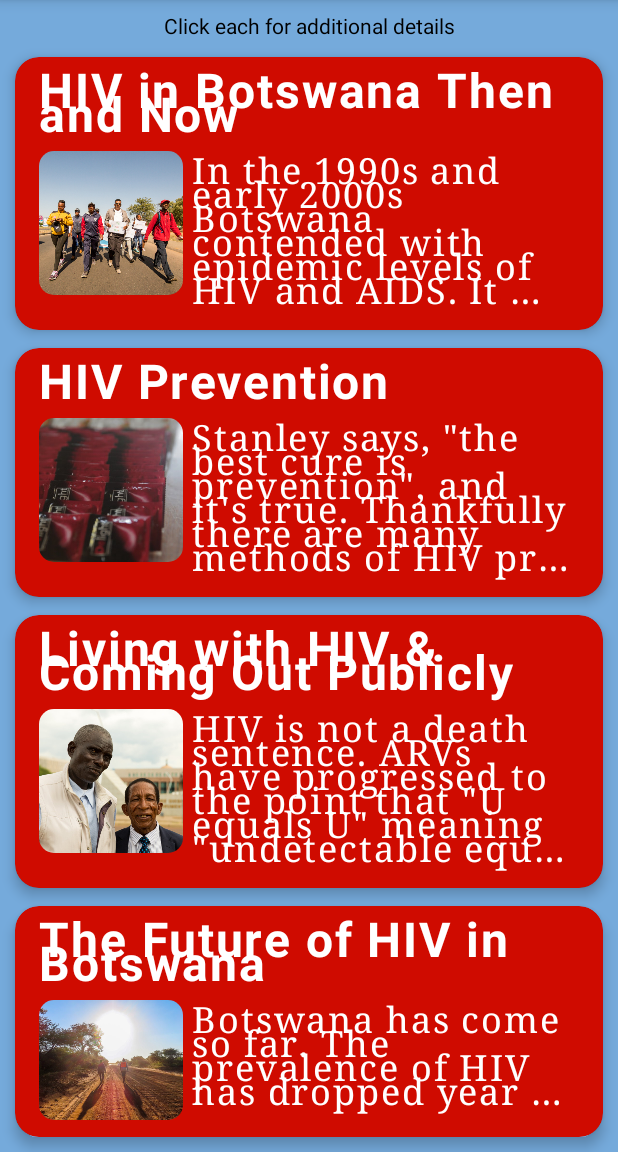
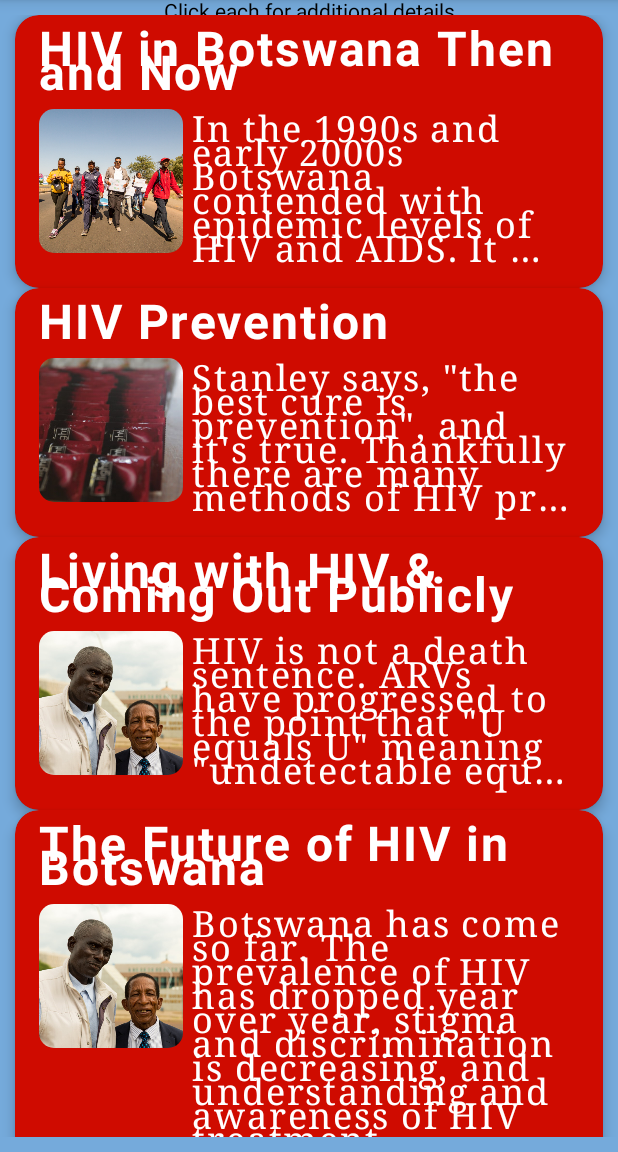
Before and after one commit to PVOBrien/kemoleseding, an Android app built with Jetpack Compose: the screen it shows after launch (MainActivity), after a tap on "The Future of HIV in Botswana", on a phone screen of 412 x 824 dp, the part 84-1236 px from its top. Run offline under Robolectric (Android 15) with nearby library versions, the phone set to English and light mode, and no system bars.

Commit message:
save point

```diff
--- a/app/src/main/java/com/cfreesespuffs/github/kemoleseding/MainActivity.kt
+++ b/app/src/main/java/com/cfreesespuffs/github/kemoleseding/MainActivity.kt
@@ -4,19 +4,15 @@ import android.os.Bundle
 import androidx.activity.ComponentActivity
 import androidx.activity.compose.setContent
 import androidx.compose.animation.animateContentSize
-import androidx.compose.animation.core.FiniteAnimationSpec
 import androidx.compose.animation.core.Spring
-import androidx.compose.animation.core.estimateAnimationDurationMillis
 import androidx.compose.animation.core.spring
-import androidx.compose.foundation.BorderStroke
 import androidx.compose.foundation.Image
 import androidx.compose.foundation.background
-import androidx.compose.foundation.clickable
 import androidx.compose.foundation.layout.*
+import androidx.compose.foundation.lazy.LazyColumn
+import androidx.compose.foundation.lazy.itemsIndexed
 import androidx.compose.foundation.shape.RoundedCornerShape
 import androidx.compose.material.*
-import androidx.compose.material.icons.Icons
-import androidx.compose.material.icons.filled.Menu
 import androidx.compose.runtime.*
 import androidx.compose.ui.Modifier
 import androidx.compose.ui.draw.clip
@@ -35,6 +31,7 @@ import androidx.compose.ui.unit.em
 import com.cfreesespuffs.github.kemoleseding.objModules.*
 import com.cfreesespuffs.github.kemoleseding.ui.theme.kmlLightBlue
 import com.cfreesespuffs.github.kemoleseding.ui.theme.kmlRed
+import com.cfreesespuffs.github.kemoleseding.objModules.Module
 
 class MainActivity : ComponentActivity() {
     override fun onCreate(savedInstanceState: Bundle?) {
@@ -53,21 +50,21 @@ fun KemoLesedingTheme() {
         modifier = Modifier.fillMaxSize(),
     ) {
         val modList = listOf<Module>(modOne, modTwo, modThree, modFour)
-        Column(
+        Text(
+            text = "Click each for additional details",
+            modifier = Modifier.fillMaxWidth(),
+            textAlign = TextAlign.Center
+        )
+        LazyColumn(
             modifier = Modifier
                 .padding(horizontal = 10.dp, vertical = 10.dp),
-            Arrangement.spacedBy(12.dp)
         ) {
-            Text(
-                text = "Click each for additional details",
-                modifier = Modifier.fillMaxWidth(),
-                textAlign = TextAlign.Center
-            )
-
-            MCard(modOne.title, modOne.summary, modOne.modPhoto)
-            MCard(modTwo.title, modTwo.summary, modTwo.modPhoto)
-            MCard(modThree.title, modThree.summary, modThree.modPhoto)
-            MCard(modFour.title, modFour.summary, modFour.modPhoto)
+            itemsIndexed(modList) { _, item ->
+                MCard(item.title, item.summary, item.modPhoto)
+            }
+//            MCard(modTwo.title, modTwo.summary, modTwo.modPhoto)
+//            MCard(modThree.title, modThree.summary, modThree.modPhoto)
+//            MCard(modFour.title, modFour.summary, modFour.modPhoto)
         }
     }
 }
--- a/app/src/main/java/com/cfreesespuffs/github/kemoleseding/objModules/Module.kt
+++ b/app/src/main/java/com/cfreesespuffs/github/kemoleseding/objModules/Module.kt
@@ -43,5 +43,5 @@ val modFour = Module(
     "The Future of HIV in Botswana",
     "Botswana has come so far. The prevalence of HIV has dropped year over year, stigma and discrimination is decreasing, and understanding and awareness of HIV treatment continues to rise. All these are signs of great hope for all Batswana. It is because of them all - and HIV activists leading the way - that such positive steps are being made.",
     listOf("eventually", "files", "here"),
-    R.drawable.mod_four_pic
+    R.drawable.mod_three_pic
 )
```
